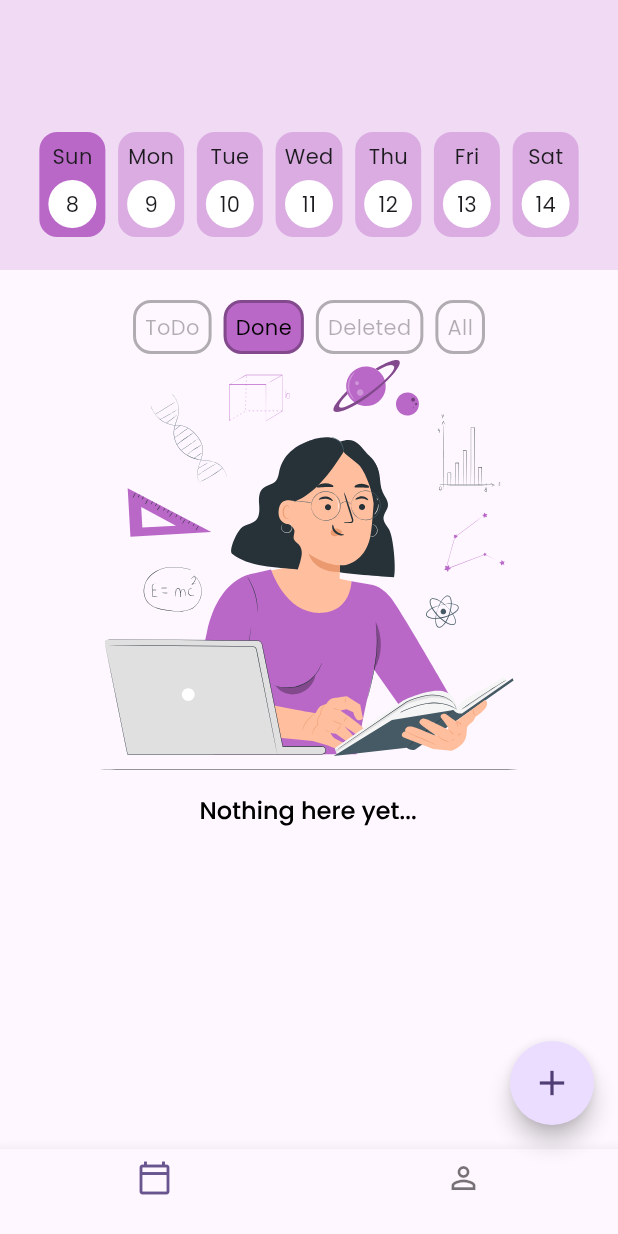
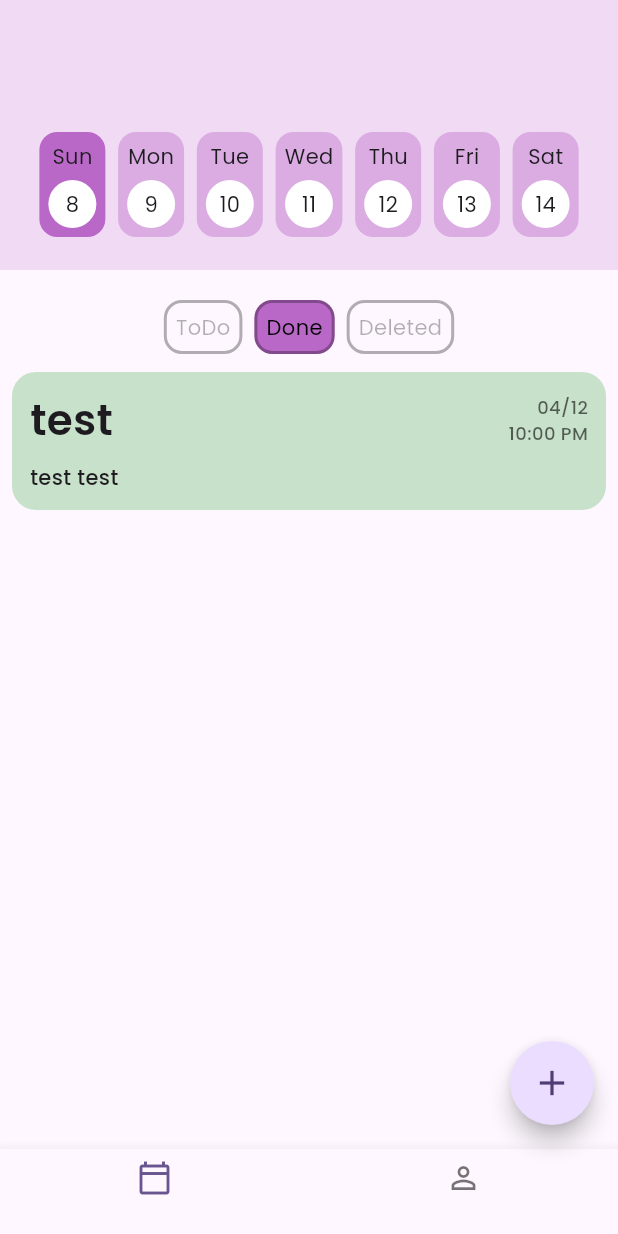
Before and after one commit to MohamedElfalaky/Subul_G1_ToDo, a Flutter app: the screen it shows after launch, after a tap on "Done", on a phone screen of 412 x 824 dp. Run offline on Flutter 3.47's test engine with Material 3 defaults, Android fonts, the phone set to English and light mode, and no system bars; drawn by our look-alikes of flutter_slidable; our stand-ins replace flutter_svg.

Commit message:
finish to do app using local variables

```diff
--- a/lib/data/data_sources/local_variables_database.dart
+++ b/lib/data/data_sources/local_variables_database.dart
@@ -26,7 +26,14 @@ class LocalVariablesDatabase {
           date: '04/12',
           time: '10:00 PM'),
     ]),
-    TaskCategoryModel(category: 'Done', data: []),
+    TaskCategoryModel(category: 'Done', data: [
+      TaskModel(
+          title: 'test',
+          body: 'test test',
+          color: Colors.green,
+          date: '04/12',
+          time: '10:00 PM'),
+    ]),
     TaskCategoryModel(category: 'Deleted', data: [
       TaskModel(
           title: 'test',
@@ -35,6 +42,13 @@ class LocalVariablesDatabase {
           date: '04/12',
           time: '10:00 PM'),
     ]),
-    TaskCategoryModel(category: 'All', data: []),
+    // TaskCategoryModel(category: 'All', data: [
+    //   TaskModel(
+    //       title: 'test',
+    //       body: 'test test',
+    //       color: Colors.green,
+    //       date: '04/12',
+    //       time: '10:00 PM'),
+    // ]),
   ];
 }
--- a/lib/data/models/task_model.dart
+++ b/lib/data/models/task_model.dart
@@ -2,11 +2,11 @@ import 'package:flutter/material.dart';
 
 // Model for individual ToDo item
 class TaskModel {
-  final String title;
-  final String body;
-  final Color color;
-  final String date;
-  final String time;
+  String title;
+  String body;
+  Color color;
+  String date;
+  String time;
 
   TaskModel({
     required this.title,
--- a/lib/screens/home_screen.dart
+++ b/lib/screens/home_screen.dart
@@ -1,4 +1,5 @@
 import 'package:flutter/material.dart';
+import 'package:flutter_slidable/flutter_slidable.dart';
 import 'package:flutter_svg/svg.dart';
 import 'package:intl/intl.dart';
 import 'package:subul_g1_todo_app/data/data_sources/local_variables_database.dart';
@@ -116,7 +117,10 @@ class _HomeScreenState extends State<HomeScreen> {
                           ? Center(
                               child: SvgPicture.asset(noNotedPlacholder),
                             )
-                          : _taskCard(taskModel: myDate[index]);
+                          : _taskCard(
+                              taskModel: myDate[index],
+                              context: context,
+                              currentTaskIndex: index);
                     }))
           ],
         ),
@@ -126,7 +130,7 @@ class _HomeScreenState extends State<HomeScreen> {
             Navigator.push(
               context,
               MaterialPageRoute<void>(
-                builder: (BuildContext context) => const AddTaskScreen(),
+                builder: (BuildContext context) => AddTaskScreen(),
               ),
             );
           },
@@ -146,8 +150,84 @@ class _HomeScreenState extends State<HomeScreen> {
         ));
   }
 
-  Container _taskCard({required TaskModel taskModel}) {
-    return Container(
+  Widget _taskCard(
+      {required TaskModel taskModel,
+      required context,
+      required int currentTaskIndex}) {
+    return Slidable(
+      key: const ValueKey(0),
+      closeOnScroll: true,
+      startActionPane: _selectedCategoryIndex != 0
+          ? null
+          : ActionPane(motion: ScrollMotion(), children: [
+              SlidableAction(
+                onPressed: (context) {
+                  Navigator.push(
+                    context,
+                    MaterialPageRoute<void>(
+                      builder: (BuildContext context) =>
+                          AddTaskScreen(editedTask: taskModel),
+                    ),
+                  );
+                },
+                backgroundColor: Color(0xFF0392CF),
+                foregroundColor: Colors.white,
+                icon: Icons.edit,
+                label: 'Edit',
+              ),
+            ]),
+      endActionPane: ActionPane(motion: ScrollMotion(), children: [
+        if (_selectedCategoryIndex == 0) ...[
+          SlidableAction(
+            // An action can be bigger than the others.
+            onPressed: (context) {
+              LocalVariablesDatabase().categoriesList[1].data.add(taskModel);
+              LocalVariablesDatabase().categoriesList[0].data.remove(taskModel);
+              setState(() {});
+            },
+            backgroundColor: Color(0xFF7BC043),
+            foregroundColor: Colors.white,
+            icon: Icons.done,
+            label: 'Done',
+          ),
+          SlidableAction(
+            onPressed: (context) {
+              LocalVariablesDatabase().categoriesList[2].data.add(taskModel);
+              LocalVariablesDatabase().categoriesList[0].data.remove(taskModel);
+              setState(() {});
+            },
+            backgroundColor: Color.fromARGB(255, 207, 3, 3),
+            foregroundColor: Colors.white,
+            icon: Icons.delete,
+            label: 'Delete',
+          ),
+        ],
+        if (_selectedCategoryIndex == 1)
+          SlidableAction(
+            onPressed: (context) {
+              LocalVariablesDatabase().categoriesList[0].data.add(taskModel);
+              LocalVariablesDatabase().categoriesList[1].data.remove(taskModel);
+              setState(() {});
+            },
+            backgroundColor: Color.fromARGB(255, 181, 6, 220),
+            foregroundColor: Colors.white,
+            icon: Icons.undo,
+            label: 'Undo',
+          ),
+        if (_selectedCategoryIndex == 2)
+          SlidableAction(
+            onPressed: (context) {
+              LocalVariablesDatabase().categoriesList[0].data.add(taskModel);
+              LocalVariablesDatabase().categoriesList[2].data.remove(taskModel);
+              setState(() {});
+            },
+            backgroundColor: Color.fromARGB(255, 6, 174, 220),
+            foregroundColor: Colors.white,
+            icon: Icons.undo,
+            label: 'restore',
+          )
+      ]),
+      child: Container(
         margin: EdgeInsets.all(8),
         padding: EdgeInsets.all(12),
         decoration: BoxDecoration(
@@ -195,6 +275,7 @@ class _HomeScreenState extends State<HomeScreen> {
               overflow: TextOverflow.ellipsis,
             )
           ],
+        ),
       ),
     );
   }
--- a/pubspec.yaml
+++ b/pubspec.yaml
@@ -36,6 +36,7 @@ dependencies:
   cupertino_icons: ^1.0.8
   flutter_svg: ^2.0.16
   intl: ^0.20.1
+  flutter_slidable: ^3.1.1
 
 dev_dependencies:
   flutter_test:
```
Also changed, not shown: lib/screens/add_task_scree.dart (+46 -2 lines), pubspec.lock. Lines whose indentation alone changed are shown as unchanged.
